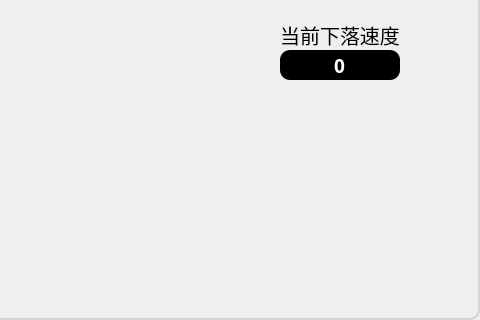
aphelios001/MyTetris, file GameScenePainter.ui: the form before one commit; both pictures show x 120 to 600 and y 320 to 640 of the 600 by 640 pixel window.
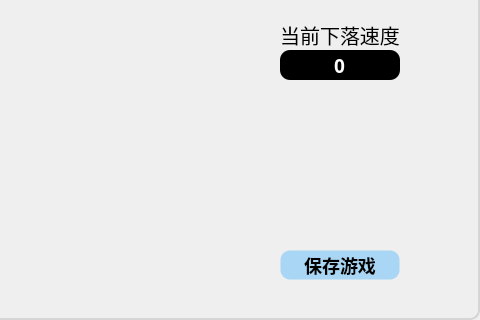
The form after the commit. Icons and pictures are not drawn.

Diff of the .ui file:
```diff
--- a/GameScenePainter.ui
+++ b/GameScenePainter.ui
@@ -251,6 +251,56 @@
     <set>Qt::AlignCenter</set>
    </property>
   </widget>
+  <widget class="QPushButton" name="SaveButton">
+   <property name="geometry">
+    <rect>
+     <x>400</x>
+     <y>570</y>
+     <width>120</width>
+     <height>30</height>
+    </rect>
+   </property>
+   <property name="focusPolicy">
+    <enum>Qt::NoFocus</enum>
+   </property>
+   <property name="contextMenuPolicy">
+    <enum>Qt::DefaultContextMenu</enum>
+   </property>
+   <property name="styleSheet">
+    <string notr="true">QPushButton
+{
+	background-color: rgba(0,153,255,75); /*背景色*/ 
+	border: transparent;
+	border-style: outset;
+	border-width: 1px;
+	border-radius: 10px; /*边界圆滑*/
+	font: bold 18px;
+	min-width:2em;
+	color: black; /*字体颜色*/
+	font-family: 方正像素18;
+	padding: 2px;
+
+}
+ 
+QPushButton:hover
+{
+	background-color: rgba(0,141,235,75);
+}
+ 
+QPushButton:pressed
+{
+	background-color: rgba(0,129,214,80); 
+	border-style: inset;
+}
+QPushButton:!enabled{
+	background-color: rgb(100, 100, 100);
+	border-style: inset;
+}</string>
+   </property>
+   <property name="text">
+    <string>保存游戏</string>
+   </property>
+  </widget>
  </widget>
  <resources>
   <include location="image.qrc"/>
```
Left out of the diff: 2 changed lines with no effect on the pictures.
